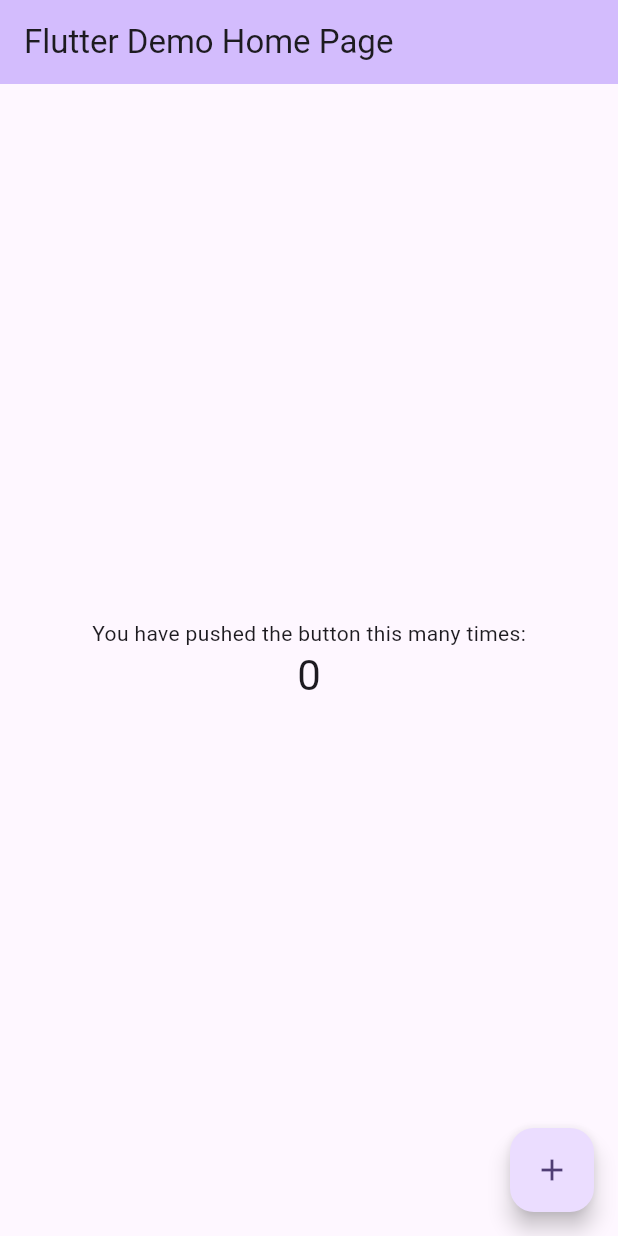
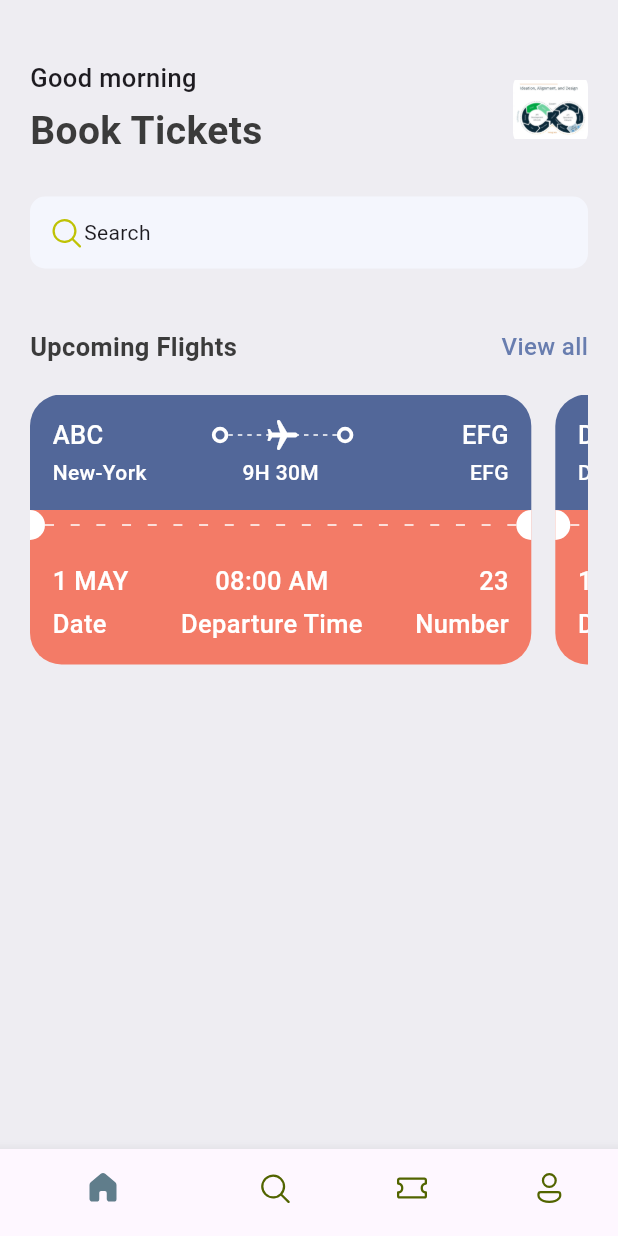
Before and after one commit to AtGbemiga/ticket_app, a Flutter app: the screen it shows after launch, on a phone screen of 412 x 824 dp. Run offline on Flutter 3.47's test engine with Material 3 defaults, Android fonts, the phone set to English and light mode, and no system bars; our stand-ins replace fluentui_icons.

Commit message:
Start of routes

```diff
--- /dev/null
+++ b/lib/base/bottom_nav_bar.dart
@@ -0,0 +1,65 @@
+import 'package:fluentui_icons/fluentui_icons.dart';
+import 'package:flutter/material.dart';
+
+import '../screens/home_screen.dart';
+
+class BottomNavBar extends StatefulWidget {
+  const BottomNavBar({super.key});
+
+  @override
+  State<BottomNavBar> createState() => _BottomNavBarState();
+}
+
+class _BottomNavBarState extends State<BottomNavBar> {
+  final appScreens = [
+    const HomeScreen(),
+    const Center(child: Text("Search")),
+    const Center(child: Text("Tickets")),
+    const Center(child: Text("Profile"))
+  ];
+
+  // change index for bottom navbar
+  // underscore means private
+  int _selectedIndex = 0;
+  void _onItemTapped(int index){
+    // to change the UI based on state
+    setState(() {
+      _selectedIndex = index;
+
+    });
+
+  }
+
+  @override
+  Widget build(BuildContext context) {
+    return Scaffold(
+      // appBar: AppBar(
+      //   title: const Text('My title'),
+      //   backgroundColor: Colors.white,
+      // ),
+      body: appScreens[_selectedIndex],
+      bottomNavigationBar: BottomNavigationBar(
+        currentIndex: _selectedIndex,
+        onTap: _onItemTapped,
+        selectedItemColor: Colors.blueGrey,
+        unselectedItemColor: const Color(0xFF526400),
+        showSelectedLabels: false,
+        items: const [
+        BottomNavigationBarItem(icon: Icon(FluentSystemIcons.ic_fluent_home_regular),
+            activeIcon: Icon(FluentSystemIcons.ic_fluent_home_filled),
+            label: "Home"),
+          BottomNavigationBarItem(icon: Icon(FluentSystemIcons.ic_fluent_search_regular),
+              activeIcon: Icon(FluentSystemIcons.ic_fluent_search_filled),
+              label: "Search"),
+          BottomNavigationBarItem(icon: Icon(FluentSystemIcons.ic_fluent_ticket_regular),
+              activeIcon: Icon(FluentSystemIcons.ic_fluent_ticket_filled),
+              label: "Ticket"),
+          BottomNavigationBarItem(icon: Icon(FluentSystemIcons.ic_fluent_person_regular),
+              activeIcon: Icon(FluentSystemIcons.ic_fluent_person_filled),
+              label: "Person"),
+
+
+      ],)
+    );
+  }
+}
--- /dev/null
+++ b/lib/base/res/media.dart
@@ -0,0 +1,4 @@
+class AppMedia {
+  static const _baseImage = "assets/images";
+  static const logo = '$_baseImage/API_security_path.PNG';
+}
--- /dev/null
+++ b/lib/base/res/styles/app_styles.dart
@@ -0,0 +1,22 @@
+import 'package:flutter/material.dart';
+
+Color primary = const Color(0xFF687daf);
+
+class AppStyles {
+  static Color primaryColor = primary;
+  static Color textColor = const Color(0xFF3b3b3b);
+  static Color ticketBlue = const Color(0xFF526799);
+  static Color ticketOrange = const Color(0xFFF37B67);
+  static Color bgColor = const Color(0xffeeedf2);
+
+  static TextStyle textStyle =
+  TextStyle(fontSize: 16, fontWeight: FontWeight.w500, color: textColor);
+  static TextStyle headlineStyle1 =
+      TextStyle(fontSize: 26, fontWeight: FontWeight.bold, color: textColor);
+  static TextStyle headlineStyle2 =
+   TextStyle(fontSize: 17, fontWeight: FontWeight.bold, color: textColor);
+  static TextStyle headlineStyle3 =
+  const TextStyle(fontSize: 17, fontWeight: FontWeight.w500);
+  static TextStyle headlineStyle4 =
+  const TextStyle(fontSize: 14, fontWeight: FontWeight.w500);
+}
--- /dev/null
+++ b/lib/base/utils/all_json.dart
@@ -0,0 +1,72 @@
+List<Map<String, dynamic>> ticketList = [
+  {
+    'from': {
+      'code':"ABC",
+      'name':"New-York"
+    },
+    'to': {
+      'code':"EFG",
+      'name':"London"
+    },
+    'flying_time': '9H 30M',
+    'date': "1 MAY",
+    'departure_time':"08:00 AM",
+    "number":23
+  },
+  {
+    'from': {
+      'code':"DK",
+      'name':"Dhaka"
+    },
+    'to': {
+      'code':"SH",
+      'name':"Shanghai"
+    },
+    'flying_time': '4H 20M',
+    'date': "10 MAY",
+    'departure_time':"09:00 AM",
+    "number":45
+  },
+  {
+    'from': {
+      'code':"AYC",
+      'name':"New-York"
+    },
+    'to': {
+      'code':"ADN",
+      'name':"London"
+    },
+    'flying_time': '9H 30M',
+    'date': "1 MAY",
+    'departure_time':"08:00 AM",
+    "number":23
+  },
+  {
+    'from': {
+      'code':"DK",
+      'name':"Dhaka"
+    },
+    'to': {
+      'code':"SH",
+      'name':"Shanghai"
+    },
+    'flying_time': '4H 20M',
+    'date': "10 MAY",
+    'departure_time':"09:00 AM",
+    "number":45
+  },
+  {
+    'from': {
+      'code':"NYC",
+      'name':"New-York"
+    },
+    'to': {
+      'code':"LDN",
+      'name':"London"
+    },
+    'flying_time': '8H 30M',
+    'date': "1 MAY",
+    'departure_time':"08:00 AM",
+    "number":23
+  },
+];
--- /dev/null
+++ b/lib/base/widgets/app_column_text_layout.dart
@@ -0,0 +1,27 @@
+import 'package:bounty/base/widgets/text_style_third.dart';
+import 'package:flutter/widgets.dart';
+
+class AppColumnTextLayout extends StatelessWidget {
+  final String topText;
+  final String bottomText;
+  final CrossAxisAlignment alignment;
+  const AppColumnTextLayout(
+      {super.key,
+      required this.topText,
+      required this.bottomText,
+      required this.alignment});
+
+  @override
+  Widget build(BuildContext context) {
+    return Column(
+      crossAxisAlignment: alignment,
+      children: [
+        TextStyleThird(text: topText),
+        const SizedBox(
+          height: 5,
+        ),
+        TextStyleThird(text: bottomText),
+      ],
+    );
+  }
+}
--- /dev/null
+++ b/lib/base/widgets/app_double_text.dart
@@ -0,0 +1,34 @@
+import 'package:bounty/base/res/styles/app_styles.dart';
+import 'package:bounty/screens/all_tickets.dart';
+import 'package:flutter/cupertino.dart';
+import 'package:flutter/material.dart';
+
+class AppDoubleText extends StatelessWidget {
+  const AppDoubleText({super.key, required this.bigText, required this.smallText});
+
+  final String bigText;
+  final String smallText;
+  @override
+  Widget build(BuildContext context) {
+
+    return Row(
+        mainAxisAlignment: MainAxisAlignment.spaceBetween,
+      children: [
+        Text(bigText, style: AppStyles.headlineStyle2),
+        InkWell(
+          onTap: () {
+            Navigator. push<void>(
+              context,
+              MaterialPageRoute<void>(
+                builder: (BuildContext context) => const AllTickets(),
+              ),
+            );
+          },
+          child: Text(smallText, style: AppStyles.textStyle.copyWith(
+            color: AppStyles.primaryColor
+          )),
+        )
+      ],
+    );
+  }
+}
--- /dev/null
+++ b/lib/base/widgets/app_layout_builder_widget.dart
@@ -0,0 +1,29 @@
+import 'package:flutter/material.dart';
+
+class AppLayoutBuilderWidget extends StatelessWidget {
+  final int randomDivider;
+  final double width;
+
+  const AppLayoutBuilderWidget({super.key, required this.randomDivider, this.width = 3});
+
+  @override
+  Widget build(BuildContext context) {
+    // LayouBuilder gets the screen details. E.g Dimension
+    return LayoutBuilder(
+        builder: (BuildContext context, BoxConstraints constraints) {
+      print("${constraints.constrainWidth().floor()}");
+      //
+      return Flex(
+        mainAxisAlignment: MainAxisAlignment.spaceBetween,
+          direction: Axis.horizontal,
+          children: List.generate(
+              (constraints.constrainWidth() / randomDivider).floor(),
+              (index) => SizedBox(
+                    width: width, height: 1,
+                    child: const DecoratedBox(
+                      decoration: BoxDecoration(color: Colors.white),
+                    ),
+                  )));
+    });
+  }
+}
--- /dev/null
+++ b/lib/base/widgets/big_circle.dart
@@ -0,0 +1,25 @@
+import 'package:flutter/material.dart';
+import 'package:flutter/widgets.dart';
+
+class BigCircle extends StatelessWidget {
+  final bool isRight;
+  const BigCircle({super.key, required this.isRight});
+
+  @override
+  Widget build(BuildContext context) {
+    return SizedBox(
+      height: 20,
+      width: 10,
+      child: DecoratedBox(decoration: BoxDecoration(
+          color: Colors.white,
+          borderRadius: isRight == true ? const BorderRadius.only(
+              topLeft: Radius.circular(10),
+              bottomLeft: Radius.circular(10)
+          ) : const BorderRadius.only(
+    topRight: Radius.circular(10),
+    bottomRight: Radius.circular(10)
+    )
+      )),
+    );
+  }
+}
--- /dev/null
+++ b/lib/base/widgets/big_dot.dart
@@ -0,0 +1,17 @@
+import 'package:flutter/material.dart';
+import 'package:flutter/widgets.dart';
+
+class BigDot extends StatelessWidget {
+  const BigDot({super.key});
+
+  @override
+  Widget build(BuildContext context) {
+    return Container(
+      padding: const EdgeInsets.all(3),
+      decoration: BoxDecoration(
+        border: Border.all(width: 2.5, color: Colors.white),
+        borderRadius: BorderRadius.circular(20)
+      )
+    );
+  }
+}
--- /dev/null
+++ b/lib/base/widgets/text_style_fourth.dart
@@ -0,0 +1,14 @@
+import 'package:bounty/base/res/styles/app_styles.dart';
+import 'package:flutter/material.dart';
+import 'package:flutter/widgets.dart';
+
+class TextStyleFourth extends StatelessWidget {
+  final String text;
+  final TextAlign align;
+  const TextStyleFourth({super.key, required this.text, this.align = TextAlign.start});
+
+  @override
+  Widget build(BuildContext context) {
+    return Text(text, style: AppStyles.headlineStyle4.copyWith(color:  Colors.white), textAlign: align,);
+  }
+}
--- /dev/null
+++ b/lib/base/widgets/text_style_third.dart
@@ -0,0 +1,13 @@
+import 'package:bounty/base/res/styles/app_styles.dart';
+import 'package:flutter/material.dart';
+import 'package:flutter/widgets.dart';
+
+class TextStyleThird extends StatelessWidget {
+  final String text;
+  const TextStyleThird({super.key, required this.text});
+
+  @override
+  Widget build(BuildContext context) {
+    return Text(text, style: AppStyles.headlineStyle3.copyWith(color:  Colors.white));
+  }
+}
--- /dev/null
+++ b/lib/base/widgets/ticket_view.dart
@@ -0,0 +1,132 @@
+import 'package:bounty/base/res/styles/app_styles.dart';
+import 'package:bounty/base/widgets/app_column_text_layout.dart';
+import 'package:bounty/base/widgets/app_layout_builder_widget.dart';
+import 'package:bounty/base/widgets/big_circle.dart';
+import 'package:bounty/base/widgets/big_dot.dart';
+import 'package:bounty/base/widgets/text_style_fourth.dart';
+import 'package:bounty/base/widgets/text_style_third.dart';
+import 'package:flutter/cupertino.dart';
+import 'package:flutter/material.dart';
+import 'package:flutter/widgets.dart';
+
+class TicketView extends StatelessWidget {
+  final Map<String, dynamic> ticket;
+  final bool wholeScreen;
+  const TicketView({super.key, required this.ticket, this.wholeScreen = false});
+
+  @override
+  Widget build(BuildContext context) {
+    // final size = MediaQuery.maybeSizeOf(context);
+    final size = MediaQuery.of(context).size;
+    return SizedBox(
+      width: size.width * 0.85,
+      height: 189,
+      child: Container(
+        margin: EdgeInsets.only(right: wholeScreen ? 0: 16),
+        child: Column(
+          children: [
+            // Blue part of the ticket
+            Container(
+              padding: const EdgeInsets.all(15),
+              decoration: BoxDecoration(
+                  color: AppStyles.ticketBlue,
+                  borderRadius: const BorderRadius.only(
+                      topLeft: Radius.circular(21),
+                      topRight: Radius.circular(21))),
+              child: Column(
+                children: [
+                  Row(
+                    children: [
+                      TextStyleThird(text: ticket['from']['code']),
+                      Expanded(child: Container()),
+                      const BigDot(),
+                      Expanded(
+                          child: Stack(
+                        children: [
+                          const SizedBox(
+                            height: 24,
+                            child: AppLayoutBuilderWidget(
+                              randomDivider: 6,
+                            ),
+                          ),
+                          Center(
+                              child: Transform.rotate(
+                                  angle: 1.57,
+                                  child: const Icon(
+                                    Icons.local_airport_rounded,
+                                    semanticLabel: "Airplane",
+                                    color: Colors.white,
+                                  )))
+                        ],
+                      )),
+                      const BigDot(),
+                      Expanded(child: Container()),
+                      TextStyleThird(text: ticket['to']['code']),
+                    ],
+                  ),
+                  const SizedBox(
+                    height: 3,
+                  ),
+                  Row(
+                    children: [
+                      SizedBox(
+                          width: 100, child: TextStyleFourth(text: ticket['from']['name'])),
+                      Expanded(child: Container()),
+                      TextStyleFourth(text: ticket["flying_time"]),
+                      Expanded(child: Container()),
+                      SizedBox(
+                          width: 100,
+                          child: TextStyleFourth(
+                            text: ticket['to']['code'],
+                            align: TextAlign.end,
+                          ))
+                    ],
+                  )
+                ],
+              ),
+            ),
+            // Circles
+            Container(
+              height: 20,
+              color: AppStyles.ticketOrange,
+              child: const Row(
+                children: [
+                  BigCircle(isRight: false),
+                  Expanded(
+                      child: AppLayoutBuilderWidget(
+                    randomDivider: 16,
+                    width: 6,
+                  )),
+                  BigCircle(
+                    isRight: true,
+                  ),
+                ],
+              ),
+            ),
+            // Orange part of the ticket
+            Container(
+              padding: const EdgeInsets.all(15),
+              decoration: BoxDecoration(
+                  color: AppStyles.ticketOrange,
+                  borderRadius: const BorderRadius.only(
+                      bottomLeft: Radius.circular(21),
+                      bottomRight: Radius.circular(21))),
+              child:  Column(
+                children: [
+                  Row(
+                    mainAxisAlignment: MainAxisAlignment.spaceBetween,
+                    children: [
+                      AppColumnTextLayout(topText: ticket["date"], bottomText: "Date", alignment: CrossAxisAlignment.start,),
+                      AppColumnTextLayout(topText: ticket["departure_time"], bottomText: "Departure Time", alignment: CrossAxisAlignment.center,),
+                      AppColumnTextLayout(topText: ticket["number"].toString(), bottomText: "Number", alignment: CrossAxisAlignment.end,),
+                    ],
+                  ),
+                ],
+              ),
+            ),
+          ],
+        ),
+      ),
+    );
+  }
+}
--- a/lib/main.dart
+++ b/lib/main.dart
@@ -1,125 +1,21 @@
+import 'package:bounty/base/bottom_nav_bar.dart';
+import 'package:bounty/screens/all_tickets.dart';
 import 'package:flutter/material.dart';
 
 void main() {
-  runApp(const MyApp());${BASEURL}
-}
+  runApp(const MyApp());
+ }
 
 class MyApp extends StatelessWidget {
   const MyApp({super.key});
 
-  // This widget is the root of your application.
   @override
   Widget build(BuildContext context) {
     return MaterialApp(
-      title: 'Flutter Demo',
-      theme: ThemeData(
-        // This is the theme of your application.
-        //
-        // TRY THIS: Try running your application with "flutter run". You'll see
-        // the application has a purple toolbar. Then, without quitting the app,
-        // try changing the seedColor in the colorScheme below to Colors.green
-        // and then invoke "hot reload" (save your changes or press the "hot
-        // reload" button in a Flutter-supported IDE, or press "r" if you used
-        // the command line to start the app).
-        //
-        // Notice that the counter didn't reset back to zero; the application
-        // state is not lost during the reload. To reset the state, use hot
-        // restart instead.
-        //
-        // This works for code too, not just values: Most code changes can be
-        // tested with just a hot reload.
-        colorScheme: ColorScheme.fromSeed(seedColor: Colors.deepPurple),
-        useMaterial3: true,
-      ),
-      home: const MyHomePage(title: 'Flutter Demo Home Page'),
+        debugShowCheckedModeBanner: false, home: const BottomNavBar(),
+    routes: {
+          "all_tickets": (context) => const AllTickets()
+    },
     );
   }
 }
-
-class MyHomePage extends StatefulWidget {
-  const MyHomePage({super.key, required this.title});
-
-  // This widget is the home page of your application. It is stateful, meaning
-  // that it has a State object (defined below) that contains fields that affect
-  // how it looks.
-
-  // This class is the configuration for the state. It holds the values (in this
-  // case the title) provided by the parent (in this case the App widget) and
-  // used by the build method of the State. Fields in a Widget subclass are
-  // always marked "final".
-
-  final String title;
-
-  @override
-  State<MyHomePage> createState() => _MyHomePageState();
-}
-
-class _MyHomePageState extends State<MyHomePage> {
-  int _counter = 0;
-
-  void _incrementCounter() {
-    setState(() {
-      // This call to setState tells the Flutter framework that something has
-      // changed in this State, which causes it to rerun the build method below
-      // so that the display can reflect the updated values. If we changed
-      // _counter without calling setState(), then the build method would not be
-      // called again, and so nothing would appear to happen.
-      _counter++;
-    });
-  }
-
-  @override
-  Widget build(BuildContext context) {
-    // This method is rerun every time setState is called, for instance as done
-    // by the _incrementCounter method above.
-    //
-    // The Flutter framework has been optimized to make rerunning build methods
-    // fast, so that you can just rebuild anything that needs updating rather
-    // than having to individually change instances of widgets.
-    return Scaffold(
-      appBar: AppBar(
-        // TRY THIS: Try changing the color here to a specific color (to
-        // Colors.amber, perhaps?) and trigger a hot reload to see the AppBar
-        // change color while the other colors stay the same.
-        backgroundColor: Theme.of(context).colorScheme.inversePrimary,
-        // Here we take the value from the MyHomePage object that was created by
-        // the App.build method, and use it to set our appbar title.
-        title: Text(widget.title),
-      ),
-      body: Center(
-        // Center is a layout widget. It takes a single child and positions it
-        // in the middle of the parent.
-        child: Column(
-          // Column is also a layout widget. It takes a list of children and
-          // arranges them vertically. By default, it sizes itself to fit its
-          // children horizontally, and tries to be as tall as its parent.
-          //
-          // Column has various properties to control how it sizes itself and
-          // how it positions its children. Here we use mainAxisAlignment to
-          // center the children vertically; the main axis here is the vertical
-          // axis because Columns are vertical (the cross axis would be
-          // horizontal).
-          //
-          // TRY THIS: Invoke "debug painting" (choose the "Toggle Debug Paint"
-          // action in the IDE, or press "p" in the console), to see the
-          // wireframe for each widget.
-          mainAxisAlignment: MainAxisAlignment.center,
-          children: <Widget>[
-            const Text(
-              'You have pushed the button this many times:',
-            ),
-            Text(
-              '$_counter',
-              style: Theme.of(context).textTheme.headlineMedium,
-            ),
-          ],
-        ),
-      ),
-      floatingActionButton: FloatingActionButton(
-        onPressed: _incrementCounter,
-        tooltip: 'Increment',
-        child: const Icon(Icons.add),
-      ), // This trailing comma makes auto-formatting nicer for build methods.
-    );
-  }
-}
--- /dev/null
+++ b/lib/screens/all_tickets.dart
@@ -0,0 +1,30 @@
+import 'package:bounty/base/widgets/ticket_view.dart';
+import 'package:flutter/cupertino.dart';
+import 'package:flutter/material.dart';
+
+import '../base/utils/all_json.dart';
+
+class AllTickets extends StatelessWidget {
+  const AllTickets({super.key});
+
+  @override
+  Widget build(BuildContext context) {
+    return Scaffold(
+      appBar: AppBar(
+        title: const Text("All Tickets"),
+      ),
+      body: ListView(
+        children: [
+          SingleChildScrollView(
+            child: Column(
+              children: ticketList.take(5).map((singleTicket) => Container(
+                  margin: const EdgeInsets.only(bottom: 20),
+                  child: TicketView(ticket: singleTicket, wholeScreen: true,))
+              ).toList(),
+            ),
+          )
+        ],
+      )
+    );
+  }
+}
--- /dev/null
+++ b/lib/screens/home_screen.dart
@@ -0,0 +1,83 @@
+import 'package:bounty/base/res/media.dart';
+import 'package:bounty/base/res/styles/app_styles.dart';
+import 'package:bounty/base/utils/all_json.dart';
+import 'package:bounty/base/widgets/app_double_text.dart';
+import 'package:bounty/base/widgets/ticket_view.dart';
+import 'package:fluentui_icons/fluentui_icons.dart';
+import 'package:flutter/cupertino.dart';
+import 'package:flutter/material.dart';
+
+class HomeScreen extends StatelessWidget {
+  const HomeScreen({super.key});
+
+  @override
+  Widget build(BuildContext context) {
+    return Scaffold(
+      backgroundColor: AppStyles.bgColor,
+      // Listview for scroll effect
+      body: ListView(
+        children: <Widget>[
+          const SizedBox(height: 40),
+          Container(
+            padding: const EdgeInsets.symmetric(horizontal: 20),
+            child: Column(
+              children: [
+                Row(
+                  mainAxisAlignment: MainAxisAlignment.spaceBetween,
+                  children: [
+                    Column(
+                      crossAxisAlignment: CrossAxisAlignment.start,
+                      children: [
+                        Text('Good morning', style: AppStyles.headlineStyle3),
+                        const SizedBox(
+                          height: 5,
+                        ),
+                        Text('Book Tickets', style: AppStyles.headlineStyle1)
+                      ],
+                    ),
+                    Container(
+                      width: 50,
+                      height: 50,
+                      decoration: BoxDecoration(
+                          borderRadius: BorderRadius.circular(10),
+                          image: const DecorationImage(
+                              image: AssetImage(AppMedia.logo))),
+                    )
+                  ],
+                ),
+                const SizedBox(height: 25),
+                Container(
+                  padding:
+                      const EdgeInsets.symmetric(horizontal: 12, vertical: 12),
+                  decoration: BoxDecoration(
+                      borderRadius: BorderRadius.circular(10),
+                      color: const Color(0xFFF4F6FD)),
+                  child: const Row(
+                    // mainAxisAlignment: MainAxisAlignment.spaceBetween,
+                    children: [
+                      Icon(
+                        FluentSystemIcons.ic_fluent_search_regular,
+                        color: Color(0xFFBFC205),
+                      ),
+                      Text('Search')
+                    ],
+                  ),
+                ),
+                const SizedBox(height: 40),
+                const AppDoubleText(
+                    bigText: 'Upcoming Flights', smallText: 'View all'),
+                const SizedBox(height: 20),
+                SingleChildScrollView(
+                    scrollDirection: Axis.horizontal,
+                    child: Row(
+                      children: ticketList.take(5).map((singleTicket) => TicketView(ticket: singleTicket)
+                      ).toList(),
+                    ))
+              ],
+            ),
+          ),
+        ],
+      ),
+    );
+  }
+}
--- a/pubspec.yaml
+++ b/pubspec.yaml
@@ -35,6 +35,7 @@ dependencies:
   # The following adds the Cupertino Icons font to your application.
   # Use with the CupertinoIcons class for iOS style icons.
   cupertino_icons: ^1.0.6
+  fluentui_icons: ^1.0.0
 
 dev_dependencies:
   flutter_test:
@@ -59,8 +60,8 @@ flutter:
   uses-material-design: true
 
   # To add assets to your application, add an assets section, like this:
-  # assets:
-  #   - images/a_dot_burr.jpeg
+  assets:
+     - assets/images/
   #   - images/a_dot_ham.jpeg
 
   # An image asset can refer to one or more resolution-specific "variants", see
```
Also changed, not shown: assets/images/API_security_path.PNG (added), pubspec.lock.
